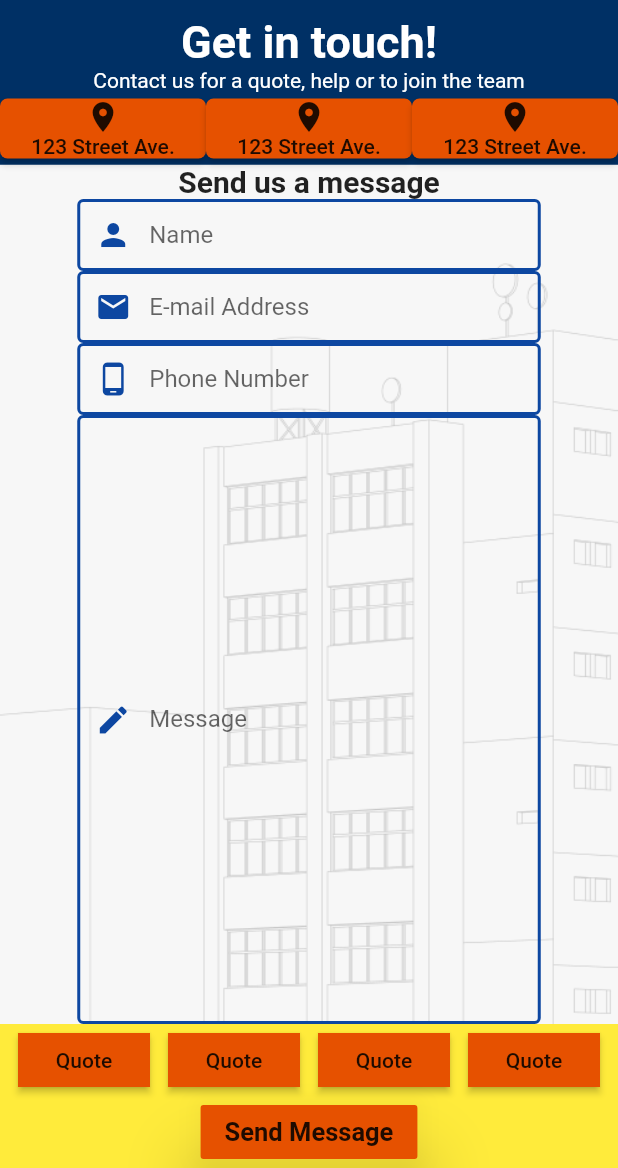
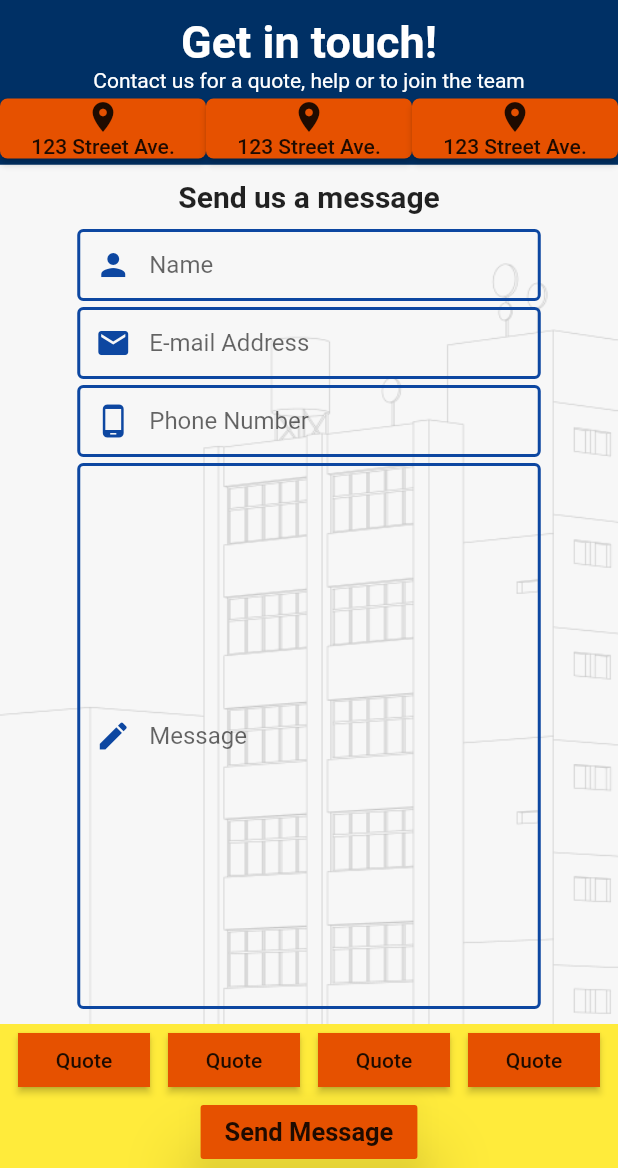
Before and after one commit to JosephLattisaw/hydris, a Flutter app: the screen it shows after launch, on a phone screen of 412 x 824 dp, the part 68-1236 px from its top. Run offline on Flutter 3.47's test engine with Material 2 defaults, Android fonts, the phone set to English and light mode, and no system bars.

Commit message:
added spacing between text fields

```diff
--- a/hydris/lib/contact_screen.dart
+++ b/hydris/lib/contact_screen.dart
@@ -112,9 +112,15 @@ class _ContactScreenState extends State<ContactScreen> {
                       ],
                     ),
                   ),
+                  SizedBox(
+                    height: 10,
+                  ),
                   Text(
                     "Send us a message",
                     style: TextStyle(fontSize: 20, fontWeight: FontWeight.bold),
+                  ),
+                  SizedBox(
+                    height: 10,
                   ),
                   Container(
                     width: MediaQuery.of(context).size.width * .75,
@@ -139,6 +145,9 @@ class _ContactScreenState extends State<ContactScreen> {
                           ),
                           style: TextStyle(fontSize: 16.0, color: Colors.black),
                         ),
+                        SizedBox(
+                          height: 4,
+                        ),
                         TextField(
                           decoration: InputDecoration(
                             enabledBorder: OutlineInputBorder(
@@ -157,6 +166,9 @@ class _ContactScreenState extends State<ContactScreen> {
                             contentPadding: EdgeInsets.all(0),
                           ),
                           style: TextStyle(fontSize: 16.0, color: Colors.black),
+                        ),
+                        SizedBox(
+                          height: 4,
                         ),
                         TextField(
                           decoration: InputDecoration(
@@ -178,6 +190,9 @@ class _ContactScreenState extends State<ContactScreen> {
                         ),
                       ],
                     ),
+                  ),
+                  SizedBox(
+                    height: 4,
                   ),
                   Expanded(
                     child: Container(
@@ -201,6 +216,9 @@ class _ContactScreenState extends State<ContactScreen> {
                         maxLines: 20,
                       ),
                     ),
+                  ),
+                  SizedBox(
+                    height: 10,
                   ),
                   Container(
                     color: Colors.yellow,
```
